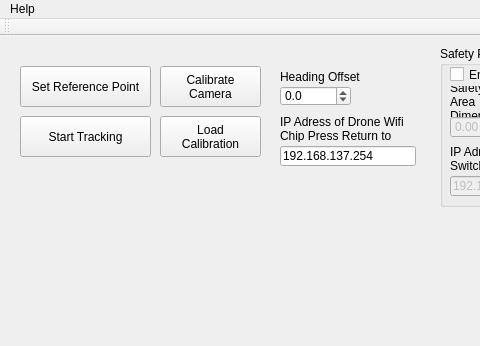
Above: 4000_Visualization/4100_Benchmark_Visualization/Camera_Tracking/RigidTrack/RigidTrack/RigidTrack.ui from LordTofu/RigidTrack before the change; both pictures show x 0 to 480 and y 0 to 346 of the 740 by 900 pixel window. Below: the same form after it.
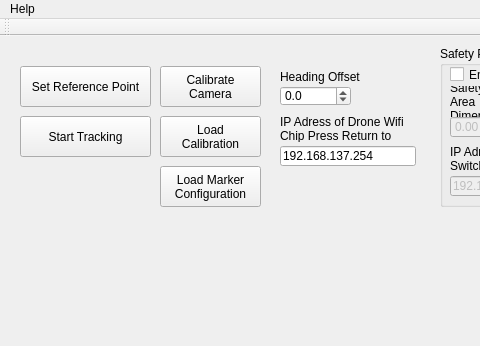
That is the form after the change.

Commit message: # included a load marker configuration button to load saved marker configurations

Patch:
```diff
--- a/4000_Visualization/4100_Benchmark_Visualization/Camera_Tracking/RigidTrack/RigidTrack/RigidTrack.ui
+++ b/4000_Visualization/4100_Benchmark_Visualization/Camera_Tracking/RigidTrack/RigidTrack/RigidTrack.ui
@@ -331,6 +331,20 @@
      </property>
     </widget>
    </widget>
+   <widget class="QPushButton" name="pbLoadMarker">
+    <property name="geometry">
+     <rect>
+      <x>160</x>
+      <y>130</y>
+      <width>101</width>
+      <height>41</height>
+     </rect>
+    </property>
+    <property name="text">
+     <string>Load Marker
+Configuration</string>
+    </property>
+   </widget>
   </widget>
   <widget class="QMenuBar" name="menuBar">
    <property name="geometry">
```
The commit also changes 30 other files.
